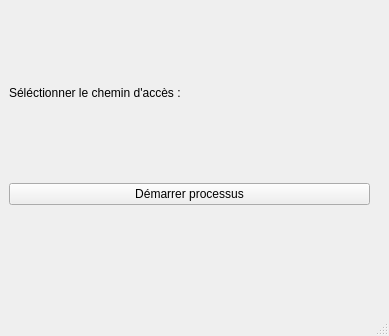
The window that RepoGit/mainwindow.ui (guillaumedalbignac/Projet-Copie-Qt) describes before a commit, drawn with Qt 5.
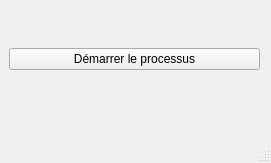
The same window after the commit.

What changed in the file:
```diff
--- a/RepoGit/mainwindow.ui
+++ b/RepoGit/mainwindow.ui
@@ -6,8 +6,8 @@
    <rect>
     <x>0</x>
     <y>0</y>
-    <width>389</width>
-    <height>336</height>
+    <width>271</width>
+    <height>163</height>
    </rect>
   </property>
   <property name="windowTitle">
@@ -19,28 +19,15 @@
      <rect>
       <x>9</x>
       <y>9</y>
-      <width>361</width>
-      <height>271</height>
+      <width>251</width>
+      <height>101</height>
      </rect>
     </property>
     <layout class="QVBoxLayout" name="verticalLayout">
-     <item>
-      <widget class="QLabel" name="label">
-       <property name="maximumSize">
-        <size>
-         <width>190</width>
-         <height>20</height>
-        </size>
-       </property>
-       <property name="text">
-        <string>Séléctionner le chemin d'accès :</string>
-       </property>
-      </widget>
-     </item>
      <item>
       <widget class="QPushButton" name="pushButton">
        <property name="text">
-        <string>Démarrer processus</string>
+        <string>Démarrer le processus</string>
        </property>
       </widget>
      </item>
```
Left out of the diff: 2 changed lines with no effect on the pictures.
